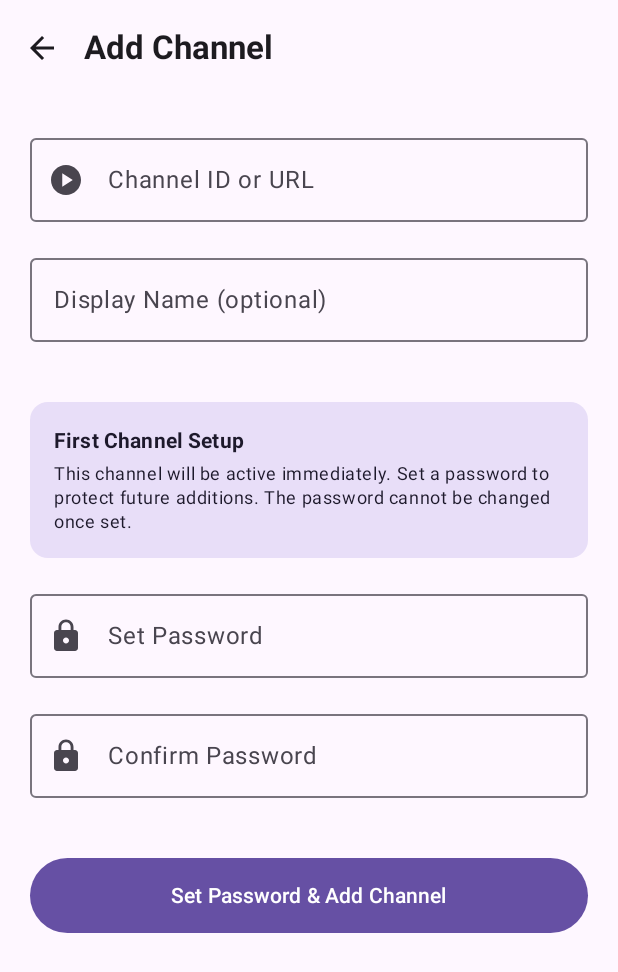
After one commit to justcooking/Select-Tube, an Android app built with Jetpack Compose: the AddChannelScreen screen opened through its navigation route, on a phone screen of 412 x 824 dp. The commit adds this screen. Shown: the top 972 px of the screen. Run offline under Robolectric (Android 15) with nearby library versions, the phone set to English and light mode, and no system bars; our stand-ins replace Dagger/Hilt's generated code.

Commit message:
Phase 2: channel addition flow, password protection, and pending wait duration

```diff
--- a/app/src/main/java/com/selecttube/app/data/repository/ChannelRepository.kt
+++ b/app/src/main/java/com/selecttube/app/data/repository/ChannelRepository.kt
@@ -6,6 +6,7 @@ import com.selecttube.app.data.preferences.AppPreferences
 import com.selecttube.app.domain.Channel
 import com.selecttube.app.domain.toDomain
 import kotlinx.coroutines.flow.Flow
+import kotlinx.coroutines.flow.first
 import kotlinx.coroutines.flow.map
 import javax.inject.Inject
 import javax.inject.Singleton
@@ -22,7 +23,11 @@ class ChannelRepository @Inject constructor(
     /** BCrypt hash of the user's password, or null before first channel is added. */
     val passwordHash: Flow<String?> = prefs.passwordHash
 
-    /** Total number of channels in the DB (used to determine first-add logic). */
+    suspend fun getPasswordHash(): String? = prefs.passwordHash.first()
+
+    suspend fun hasPassword(): Boolean = getPasswordHash() != null
+
+    /** Total number of channels in the DB. */
     suspend fun channelCount(): Int = dao.count()
 
     suspend fun addChannel(entity: ChannelEntity) = dao.insert(entity)
--- /dev/null
+++ b/app/src/main/java/com/selecttube/app/ui/addchannel/AddChannelScreen.kt
@@ -0,0 +1,236 @@
+package com.selecttube.app.ui.addchannel
+
+import androidx.compose.foundation.layout.Arrangement
+import androidx.compose.foundation.layout.Column
+import androidx.compose.foundation.layout.Spacer
+import androidx.compose.foundation.layout.fillMaxSize
+import androidx.compose.foundation.layout.fillMaxWidth
+import androidx.compose.foundation.layout.height
+import androidx.compose.foundation.layout.padding
+import androidx.compose.foundation.layout.size
+import androidx.compose.foundation.rememberScrollState
+import androidx.compose.foundation.text.KeyboardOptions
+import androidx.compose.foundation.verticalScroll
+import androidx.compose.material.icons.Icons
+import androidx.compose.material.icons.automirrored.filled.ArrowBack
+import androidx.compose.material.icons.filled.Info
+import androidx.compose.material.icons.filled.Lock
+import androidx.compose.material.icons.filled.PlayCircle
+import androidx.compose.material3.Button
+import androidx.compose.material3.Card
+import androidx.compose.material3.CardDefaults
+import androidx.compose.material3.CircularProgressIndicator
+import androidx.compose.material3.ExperimentalMaterial3Api
+import androidx.compose.material3.Icon
+import androidx.compose.material3.IconButton
+import androidx.compose.material3.MaterialTheme
+import androidx.compose.material3.OutlinedTextField
+import androidx.compose.material3.Scaffold
+import androidx.compose.material3.Text
+import androidx.compose.material3.TopAppBar
+import androidx.compose.runtime.Composable
+import androidx.compose.runtime.LaunchedEffect
+import androidx.compose.runtime.getValue
+import androidx.compose.ui.Modifier
+import androidx.compose.ui.text.font.FontWeight
+import androidx.compose.ui.text.input.ImeAction
+import androidx.compose.ui.text.input.KeyboardType
+import androidx.compose.ui.text.input.PasswordVisualTransformation
+import androidx.compose.ui.unit.dp
+import androidx.hilt.navigation.compose.hiltViewModel
+import androidx.lifecycle.compose.collectAsStateWithLifecycle
+
+@OptIn(ExperimentalMaterial3Api::class)
+@Composable
+fun AddChannelScreen(
+    onNavigateBack: () -> Unit,
+    viewModel: AddChannelViewModel = hiltViewModel(),
+) {
+    val state by viewModel.uiState.collectAsStateWithLifecycle()
+
+    LaunchedEffect(state.isSuccess) {
+        if (state.isSuccess) {
+            onNavigateBack()
+        }
+    }
+
+    Scaffold(
+        topBar = {
+            TopAppBar(
+                title = { Text("Add Channel") },
+                navigationIcon = {
+                    IconButton(onClick = onNavigateBack) {
+                        Icon(Icons.AutoMirrored.Filled.ArrowBack, contentDescription = "Back")
+                    }
+                },
+            )
+        },
+    ) { innerPadding ->
+        Column(
+            modifier = Modifier
+                .fillMaxSize()
+                .padding(innerPadding)
+                .verticalScroll(rememberScrollState())
+                .padding(20.dp),
+            verticalArrangement = Arrangement.spacedBy(16.dp),
+        ) {
+            // Channel input section
+            OutlinedTextField(
+                value = state.channelInput,
+                onValueChange = viewModel::onChannelInputChange,
+                label = { Text("Channel ID or URL") },
+                placeholder = { Text("e.g. UCxxxxxx or https://youtube.com/@handle") },
+                leadingIcon = {
+                    Icon(Icons.Default.PlayCircle, contentDescription = null)
+                },
+                singleLine = true,
+                modifier = Modifier.fillMaxWidth(),
+                keyboardOptions = KeyboardOptions(
+                    keyboardType = KeyboardType.Uri,
+                    imeAction = ImeAction.Next,
+                ),
+            )
+
+            OutlinedTextField(
+                value = state.channelName,
+                onValueChange = viewModel::onChannelNameChange,
+                label = { Text("Display Name (optional)") },
+                placeholder = { Text("Leave blank to use channel ID") },
+                singleLine = true,
+                modifier = Modifier.fillMaxWidth(),
+                keyboardOptions = KeyboardOptions(
+                    imeAction = ImeAction.Next,
+                ),
+            )
+
+            Spacer(modifier = Modifier.height(8.dp))
+
+            // Password section based on whether it is first channel
+            if (state.isFirstChannel) {
+                Card(
+                    colors = CardDefaults.cardColors(
+                        containerColor = MaterialTheme.colorScheme.secondaryContainer,
+                    ),
+                    modifier = Modifier.fillMaxWidth(),
+                ) {
+                    Column(modifier = Modifier.padding(16.dp)) {
+                        Text(
+                            text = "First Channel Setup",
+                            style = MaterialTheme.typography.titleSmall,
+                            fontWeight = FontWeight.Bold,
+                            color = MaterialTheme.colorScheme.onSecondaryContainer,
+                        )
+                        Spacer(modifier = Modifier.height(4.dp))
+                        Text(
+                            text = "This channel will be active immediately. Set a password to protect future additions. The password cannot be changed once set.",
+                            style = MaterialTheme.typography.bodySmall,
+                            color = MaterialTheme.colorScheme.onSecondaryContainer,
+                        )
+                    }
+                }
+
+                OutlinedTextField(
+                    value = state.passwordInput,
+                    onValueChange = viewModel::onPasswordInputChange,
+                    label = { Text("Set Password") },
+                    leadingIcon = { Icon(Icons.Default.Lock, contentDescription = null) },
+                    visualTransformation = PasswordVisualTransformation(),
+                    singleLine = true,
+                    modifier = Modifier.fillMaxWidth(),
+                    keyboardOptions = KeyboardOptions(
+                        keyboardType = KeyboardType.Password,
+                        imeAction = ImeAction.Next,
+                    ),
+                )
+
+                OutlinedTextField(
+                    value = state.confirmPasswordInput,
+                    onValueChange = viewModel::onConfirmPasswordInputChange,
+                    label = { Text("Confirm Password") },
+                    leadingIcon = { Icon(Icons.Default.Lock, contentDescription = null) },
+                    visualTransformation = PasswordVisualTransformation(),
+                    singleLine = true,
+                    modifier = Modifier.fillMaxWidth(),
+                    keyboardOptions = KeyboardOptions(
+                        keyboardType = KeyboardType.Password,
+                        imeAction = ImeAction.Done,
+                    ),
+                )
+            } else {
+                Card(
+                    colors = CardDefaults.cardColors(
+                        containerColor = MaterialTheme.colorScheme.surfaceVariant,
+                    ),
+                    modifier = Modifier.fillMaxWidth(),
+                ) {
+                    Column(modifier = Modifier.padding(16.dp)) {
+                        Text(
+                            text = "Password Protected",
+                            style = MaterialTheme.typography.titleSmall,
+                            fontWeight = FontWeight.Bold,
+                        )
+                        Spacer(modifier = Modifier.height(4.dp))
+                        Text(
+                            text = "Enter your password to add this channel. It will enter a pending wait period before becoming available.",
+                            style = MaterialTheme.typography.bodySmall,
+                            color = MaterialTheme.colorScheme.onSurfaceVariant,
+                        )
+                    }
+                }
+
+                OutlinedTextField(
+                    value = state.passwordInput,
+                    onValueChange = viewModel::onPasswordInputChange,
+                    label = { Text("Password") },
+                    leadingIcon = { Icon(Icons.Default.Lock, contentDescription = null) },
+                    visualTransformation = PasswordVisualTransformation(),
+                    singleLine = true,
+                    modifier = Modifier.fillMaxWidth(),
+                    keyboardOptions = KeyboardOptions(
+                        keyboardType = KeyboardType.Password,
+                        imeAction = ImeAction.Done,
+                    ),
+                )
+            }
+
+            // Error display
+            if (state.errorMessage != null) {
+                Card(
+                    colors = CardDefaults.cardColors(
+                        containerColor = MaterialTheme.colorScheme.errorContainer,
+                    ),
+                    modifier = Modifier.fillMaxWidth(),
+                ) {
+                    Text(
+                        text = state.errorMessage ?: "",
+                        color = MaterialTheme.colorScheme.onErrorContainer,
+                        style = MaterialTheme.typography.bodyMedium,
+                        modifier = Modifier.padding(16.dp),
+                    )
+                }
+            }
+
+            Spacer(modifier = Modifier.height(8.dp))
+
+            Button(
+                onClick = viewModel::addChannel,
+                enabled = !state.isLoading,
+                modifier = Modifier
+                    .fillMaxWidth()
+                    .height(50.dp),
+            ) {
+                if (state.isLoading) {
+                    CircularProgressIndicator(
+                        modifier = Modifier.size(24.dp),
+                        color = MaterialTheme.colorScheme.onPrimary,
+                        strokeWidth = 2.dp,
+                    )
+                } else {
+                    Text(
+                        text = if (state.isFirstChannel) "Set Password & Add Channel" else "Add Channel",
+                    )
+                }
+            }
+        }
+    }
+}
--- a/app/src/main/java/com/selecttube/app/ui/feed/FeedViewModel.kt
+++ b/app/src/main/java/com/selecttube/app/ui/feed/FeedViewModel.kt
@@ -5,9 +5,11 @@ import androidx.lifecycle.viewModelScope
 import com.selecttube.app.data.repository.ChannelRepository
 import com.selecttube.app.domain.Channel
 import dagger.hilt.android.lifecycle.HiltViewModel
+import kotlinx.coroutines.delay
 import kotlinx.coroutines.flow.SharingStarted
 import kotlinx.coroutines.flow.StateFlow
-import kotlinx.coroutines.flow.map
+import kotlinx.coroutines.flow.combine
+import kotlinx.coroutines.flow.flow
 import kotlinx.coroutines.flow.stateIn
 import javax.inject.Inject
 
@@ -16,15 +18,23 @@ class FeedViewModel @Inject constructor(
     repository: ChannelRepository,
 ) : ViewModel() {
 
+    private val ticker = flow {
+        while (true) {
+            emit(System.currentTimeMillis())
+            delay(1000)
+        }
+    }
+
     /**
      * Only the channels that are currently active.
-     * Status is re-evaluated live from the Flow; no stored enum.
+     * Evaluated against the clock so pending channels that reach their activation
+     * timestamp automatically become active in the feed.
      */
-    val activeChannels: StateFlow<List<Channel>> = repository.channels
-        .map { all -> all.filter { it.isActive } }
-        .stateIn(
-            scope             = viewModelScope,
-            started           = SharingStarted.WhileSubscribed(5_000),
-            initialValue      = emptyList(),
-        )
+    val activeChannels: StateFlow<List<Channel>> = combine(repository.channels, ticker) { channels, now ->
+        channels.filter { it.activationTimestamp == null || now >= it.activationTimestamp }
+    }.stateIn(
+        scope = viewModelScope,
+        started = SharingStarted.WhileSubscribed(5_000),
+        initialValue = emptyList(),
+    )
 }
--- a/app/src/main/java/com/selecttube/app/ui/navigation/AppNavigation.kt
+++ b/app/src/main/java/com/selecttube/app/ui/navigation/AppNavigation.kt
@@ -4,6 +4,7 @@ import androidx.compose.runtime.Composable
 import androidx.navigation.compose.NavHost
 import androidx.navigation.compose.composable
 import androidx.navigation.compose.rememberNavController
+import com.selecttube.app.ui.addchannel.AddChannelScreen
 import com.selecttube.app.ui.feed.FeedScreen
 import com.selecttube.app.ui.settings.SettingsScreen
 
@@ -28,9 +29,10 @@ fun AppNavigation() {
             )
         }
 
-        // Phase 2: AddChannel screen — stub kept so the nav graph compiles.
         composable(Screen.AddChannel.route) {
-            // TODO: implement in Phase 2
+            AddChannelScreen(
+                onNavigateBack = { navController.popBackStack() },
+            )
         }
     }
 }
```
Also changed, not shown: app/src/main/java/com/selecttube/app/config/ChannelConfig.kt (added, +13 -0 lines), app/src/main/java/com/selecttube/app/ui/addchannel/AddChannelViewModel.kt (added, +186 -0 lines), app/src/main/java/com/selecttube/app/ui/settings/SettingsScreen.kt (+45 -42 lines), app/src/main/java/com/selecttube/app/ui/settings/SettingsViewModel.kt (+53 -9 lines), app/src/main/java/com/selecttube/app/util/PasswordSecurity.kt (added, +14 -0 lines).
